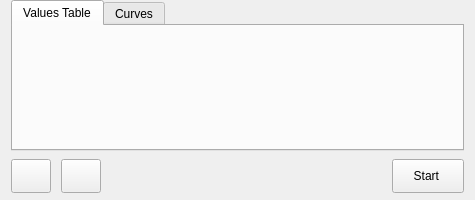
This is ui/CUcontent_MBsSWs.ui in Comer352L/FreeSSM as Qt 5 draws it before an edit. The edited form follows.
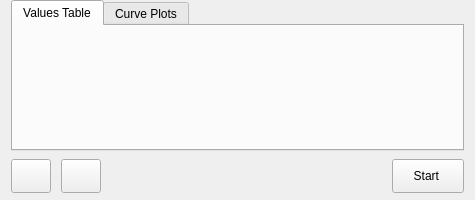
This is the edited form. Icons and pictures are not drawn.

```diff
--- a/ui/CUcontent_MBsSWs.ui
+++ b/ui/CUcontent_MBsSWs.ui
@@ -65,9 +65,9 @@
        </property>
       </layout>
      </widget>
-     <widget class="QWidget" name="curves_tab" >
-      <attribute name="title" >
-       <string>Curves</string>
+     <widget class="QWidget" name="curves_tab">
+      <attribute name="title">
+       <string>Curve Plots</string>
       </attribute>
       <layout class="QGridLayout" name="curvesView_gridLayout" >
        <property name="margin" >
```
Left out of the diff: 107 changed lines with no effect on the pictures.
